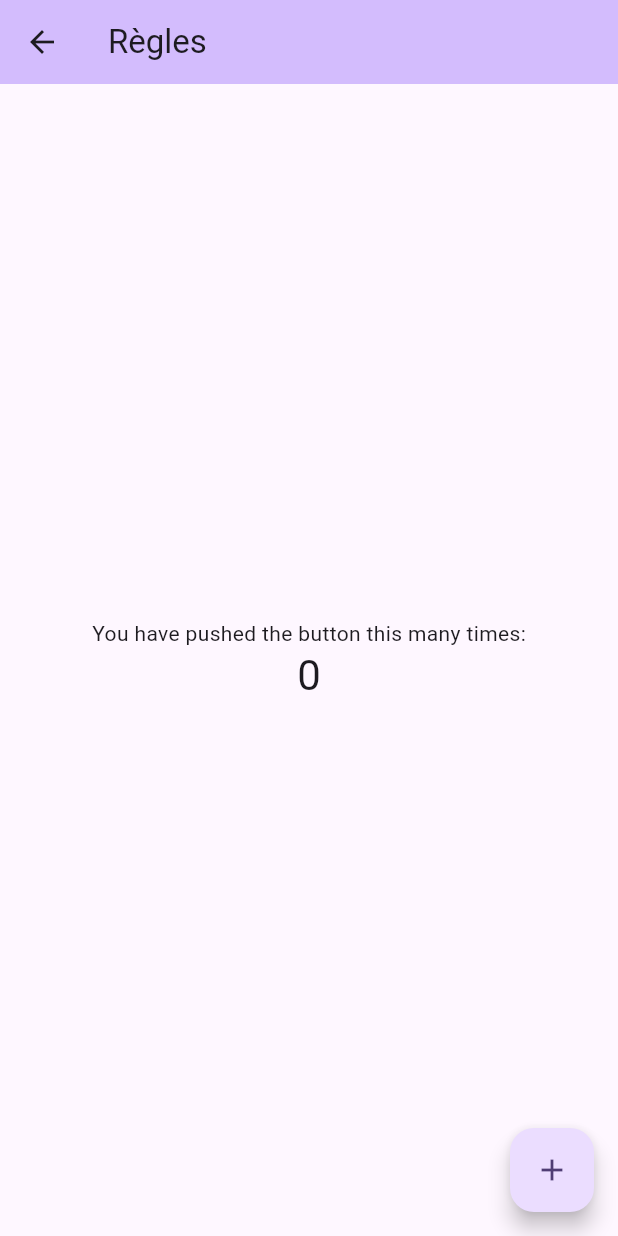
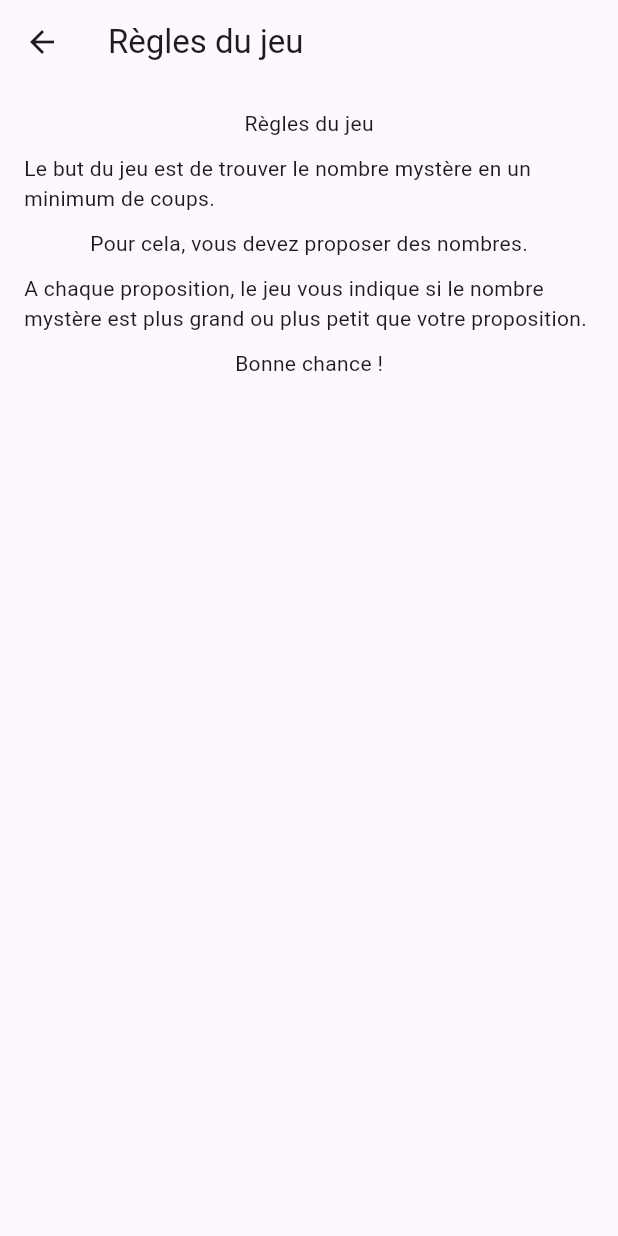
Before and after one commit to DanielMoreira45/tpnotemobile, a Flutter app: the screen it shows after launch, after a tap on "Regles du jeu", on a phone screen of 412 x 824 dp. Run offline on Flutter 3.47's test engine with Material 3 defaults, Android fonts, the phone set to English and light mode, and no system bars; our stand-ins replace go_router, sqflite; accounts and stored records are empty.

Commit message:
ajout de la page Regles

```diff
--- a/lib/router/app_router.dart
+++ b/lib/router/app_router.dart
@@ -1,5 +1,6 @@
 import 'package:go_router/go_router.dart';
 import 'package:tpnotemobile/ui/Jouer.dart';
+import 'package:tpnotemobile/ui/Regles.dart';
 import 'package:tpnotemobile/ui/Score.dart';
 
 
@@ -33,7 +34,7 @@ final router = GoRouter(
         GoRoute(
           path: 'regles',
           name: 'regles',
-          builder: (context, state) => const MyHomePage(title: 'Règles'),
+          builder: (context, state) => const ReglePage(),
         ),
       ],
     ),
--- /dev/null
+++ b/lib/ui/Regles.dart
@@ -0,0 +1,36 @@
+import 'package:flutter/material.dart';
+
+class ReglePage extends StatelessWidget {
+  const ReglePage({Key? key});
+
+  @override
+  Widget build(BuildContext context) {
+    return Scaffold(
+      appBar: AppBar(
+        title: const Text('Règles du jeu'),
+      ),
+      body: const SingleChildScrollView(
+        child: Center(
+          child: Padding(
+            padding: const EdgeInsets.all(16.0),
+            child: Column(
+              mainAxisAlignment: MainAxisAlignment.center,
+              crossAxisAlignment: CrossAxisAlignment.center,
+              children: <Widget>[
+                Text('Règles du jeu'),
+                SizedBox(height: 10),
+                Text('Le but du jeu est de trouver le nombre mystère en un minimum de coups.'),
+                SizedBox(height: 10),
+                Text('Pour cela, vous devez proposer des nombres.'),
+                SizedBox(height: 10),
+                Text('A chaque proposition, le jeu vous indique si le nombre mystère est plus grand ou plus petit que votre proposition.'),
+                SizedBox(height: 10),
+                Text('Bonne chance !'),
+              ],
+            ),
+          ),
+        ),
+      ),
+    );
+  }
+}
```
Also changed, not shown: lib/modele/databaseProvider.dart (+16 -0 lines), lib/ui/Jouer.dart (+8 -2 lines).
